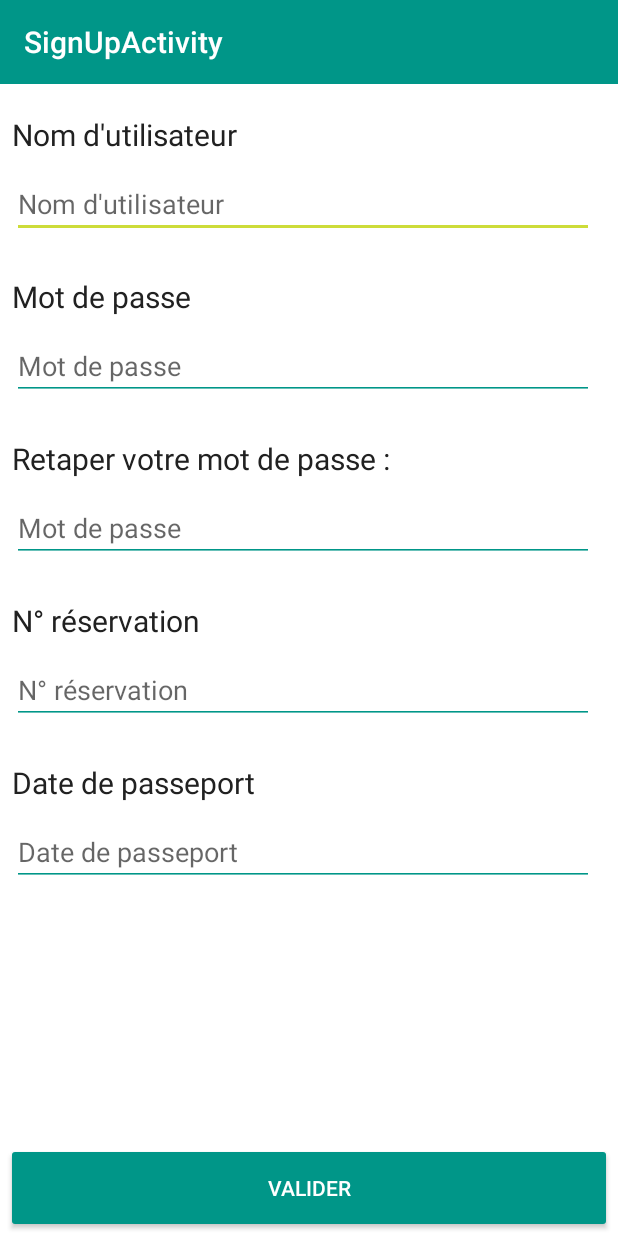
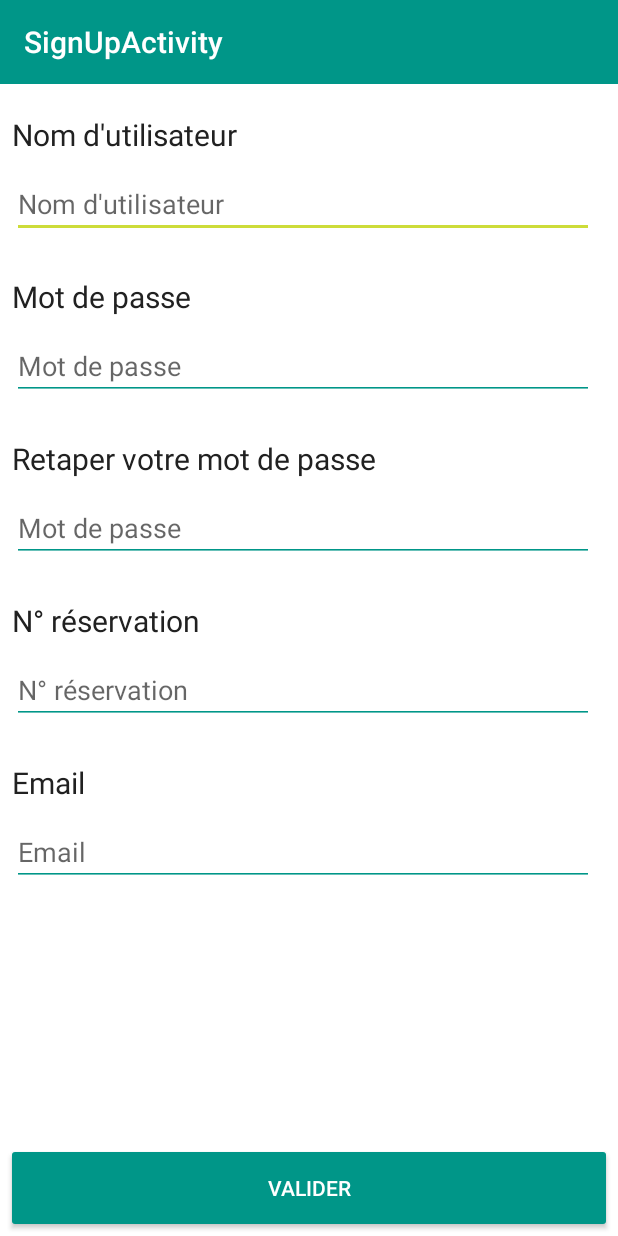
Before and after one commit to Symsystem/Fidel, an Android app: the screen it shows after launch (SignUpActivity), after a tap on an icon or button, on a phone screen of 412 x 824 dp. Run offline under Robolectric (Android 15) with nearby library versions, the phone set to English and light mode, and no system bars; our stand-ins replace ButterKnife, Volley.

Commit message:
SignUpActivity JSON

```diff
--- a/app/src/main/java/com/fidel/fidel/activities/ConnectActivity.java
+++ b/app/src/main/java/com/fidel/fidel/activities/ConnectActivity.java
@@ -11,7 +11,6 @@ import android.widget.Button;
 import android.widget.EditText;
 import android.widget.TextView;
 import android.widget.Toast;
-
 import com.fidel.fidel.request.OkHttpStack;
 import com.fidel.fidel.request.PostRequest;
 import org.json.JSONException;
@@ -21,10 +20,8 @@ import com.android.volley.Response;
 import com.android.volley.VolleyError;
 import com.android.volley.toolbox.Volley;
 import com.fidel.fidel.R;
-
 import java.util.HashMap;
 import java.util.Map;
-
 import butterknife.ButterKnife;
 import butterknife.InjectView;
 import butterknife.OnClick;
@@ -44,15 +41,13 @@ public class ConnectActivity extends ActionBarActivity {
         setContentView(R.layout.activity_connect);
 
         ButterKnife.inject(this);
-        SpannableString content = new SpannableString("idel");
-        content.setSpan(new UnderlineSpan(), 0, content.length(), 0);
-        mTextLogo.setText(content);
     }
 
     @OnClick (R.id.connectButton)
     public void onClickConnectButton(){
         String login = mConnectLogin.getText().toString().trim();
         String password = mConnectPassword.getText().toString().trim();
+        password = encrypt(password);
         if(login.isEmpty() || password.isEmpty()){
             Toast.makeText(this, R.string.emptyField,Toast.LENGTH_LONG).show();
         } else {
@@ -109,4 +104,15 @@ public class ConnectActivity extends ActionBarActivity {
         Intent intent = new Intent(ConnectActivity.this, SignUpActivity.class);
         startActivity(intent);
     }
+
+    public String encrypt(String password){
+        String crypte="";
+        for (int i=0; i<password.length();i++)  {
+            int c=password.charAt(i)^48;
+            crypte=crypte+(char)c;
+        }
+        return crypte;
+    }
+
+
 }
--- a/app/src/main/java/com/fidel/fidel/activities/SignUpActivity.java
+++ b/app/src/main/java/com/fidel/fidel/activities/SignUpActivity.java
@@ -1,28 +1,93 @@
 package com.fidel.fidel.activities;
 
 import android.support.v7.app.ActionBarActivity;
-import android.os.Bundle;
 import android.view.Menu;
 import android.view.MenuItem;
 import android.support.v7.widget.Toolbar;
-
+import android.app.AlertDialog;
+import android.content.Intent;
+import android.support.v7.app.ActionBarActivity;
+import android.os.Bundle;
+import android.text.SpannableString;
+import android.text.style.UnderlineSpan;
+import android.util.Log;
+import android.widget.Button;
+import android.widget.EditText;
+import android.widget.TextView;
+import android.widget.Toast;
+import com.fidel.fidel.request.OkHttpStack;
+import com.fidel.fidel.request.PostRequest;
+import org.json.JSONException;
+import org.json.JSONObject;
+import com.android.volley.RequestQueue;
+import com.android.volley.Response;
+import com.android.volley.VolleyError;
+import com.android.volley.toolbox.Volley;
 import com.fidel.fidel.R;
+import java.util.HashMap;
+import java.util.Map;
+import butterknife.ButterKnife;
+import butterknife.InjectView;
+import butterknife.OnClick;
 
 
 public class SignUpActivity extends ActionBarActivity {
 
     Toolbar toolbar;
 
+    @InjectView(R.id.ValiderButton) Button mValiderButton;
+    @InjectView(R.id.userLogin) EditText mUserLogin;
+    @InjectView(R.id.userPassword) EditText mUserPassword;
+    @InjectView(R.id.userPasswordBis) EditText mUserPasswordBis;
+    @InjectView(R.id.userNumRes) EditText mUserNumRes;
+    @InjectView(R.id.userEmail) EditText mUserEmail;
+
     @Override
     protected void onCreate(Bundle savedInstanceState) {
         super.onCreate(savedInstanceState);
         setContentView(R.layout.activity_sign_up);
 
-
         toolbar = (Toolbar) findViewById(R.id.toolbar);
         setSupportActionBar(toolbar);
         getSupportActionBar().setDisplayShowHomeEnabled(true);
+
+        ButterKnife.inject(this);
+    }
+
+    @OnClick (R.id.ValiderButton)
+    public void onClickValiderButton(){
+        String login = mUserLogin.getText().toString().trim();
+        String password = mUserPassword.getText().toString().trim();
+        password = encrypt(password);
+        String passwordBis = mUserPasswordBis.getText().toString().trim();
+        passwordBis = encrypt(passwordBis);
+        String numRes = mUserNumRes.getText().toString().trim();
+        String email = mUserEmail.getText().toString().trim();
+
+        if(login.isEmpty() || password.isEmpty() || passwordBis.isEmpty() || numRes.isEmpty() || email.isEmpty()) {
+            Toast.makeText(this, R.string.emptyField, Toast.LENGTH_LONG).show();
+        } else if(!(password.equals(passwordBis))) {
+            Toast.makeText(this, R.string.passwordNotEquals, Toast.LENGTH_LONG).show();
+        } else {
+                Map<String, String> params = new HashMap<String, String>();
+                params.put("login", login);
+                params.put("password",password);
+                params.put("numRes", numRes);
+                params.put("email", email);
+        }
+
+    }
+
+    public String encrypt(String password){
+        String crypte="";
+        for (int i=0; i<password.length();i++)  {
+            int c=password.charAt(i)^48;
+            crypte=crypte+(char)c;
+        }
+        return crypte;
     }
 
 
+
+
 }
--- a/app/src/main/res/layout/activity_connect.xml
+++ b/app/src/main/res/layout/activity_connect.xml
@@ -73,7 +73,8 @@
             android:layout_height="wrap_content"
             android:id="@+id/connectPassword"
             android:hint="@string/password"
-            android:layout_marginBottom="25dp"/>
+            android:layout_marginBottom="25dp"
+            android:inputType="textPassword"/>
 
         <Button
             android:layout_width="fill_parent"
--- a/app/src/main/res/layout/activity_sign_up.xml
+++ b/app/src/main/res/layout/activity_sign_up.xml
@@ -15,7 +15,7 @@
         android:layout_height="wrap_content"
         style="@style/MenuButton"
         android:text="@string/valider"
-        android:id="@+id/inscriptionButton"
+        android:id="@+id/ValiderButton"
         android:layout_alignParentBottom="true"
         android:layout_centerHorizontal="true"/>
 
@@ -48,6 +48,7 @@
                 android:layout_width="match_parent"
                 android:layout_height="wrap_content"
                 android:hint="@string/login"
+                android:id="@+id/userLogin"
                 android:layout_marginBottom="25dp"/>
 
             <TextView
@@ -62,6 +63,7 @@
                 android:layout_width="match_parent"
                 android:layout_height="wrap_content"
                 android:hint="@string/password"
+                android:id="@+id/userPassword"
                 android:inputType="textPassword"
                 android:layout_marginBottom="25dp"/>
 
@@ -77,6 +79,7 @@
                 android:layout_width="match_parent"
                 android:layout_height="wrap_content"
                 android:hint="@string/password"
+                android:id="@+id/userPasswordBis"
                 android:inputType="textPassword"
                 android:layout_marginBottom="25dp"/>
 
@@ -92,12 +95,13 @@
                 android:layout_width="match_parent"
                 android:layout_height="wrap_content"
                 android:hint="@string/inscrNumRes"
+                android:id="@+id/userNumRes"
                 android:layout_marginBottom="25dp"/>
 
             <TextView
                 android:layout_width="wrap_content"
                 android:layout_height="wrap_content"
-                android:text="@string/passeport"
+                android:text="@string/email"
                 android:textSize="20dp"
                 android:textColor="@color/primary_text"
                 android:paddingBottom="10dp"/>
@@ -105,9 +109,11 @@
             <EditText
                 android:layout_width="match_parent"
                 android:layout_height="wrap_content"
-                android:hint="@string/passeport"
+                android:hint="@string/email"
+                android:id="@+id/userEmail"
                 android:layout_marginBottom="25dp"
                 android:inputType="date"/>
+
 
         </LinearLayout>
 
--- a/app/src/main/res/values/strings.xml
+++ b/app/src/main/res/values/strings.xml
@@ -13,10 +13,11 @@
     <string name="password">Mot de passe</string>
     <string name="connect">Connexion</string>
     <string name="signUp">S\'inscrire</string>
-    <string name="passwordbis">Retaper votre mot de passe :</string>
+    <string name="passwordbis">Retaper votre mot de passe</string>
     <string name="inscrNumRes">N° réservation</string>
-    <string name="passeport">Date de passeport</string>
+    <string name="email">Email</string>
     <string name="emptyField">Il faut remplir tous les champs</string>
     <string name="title_activity_connect">Connexion</string>
     <string name="textLogo"><u>idel</u></string>
+    <string name="passwordNotEquals">Vous devez entrer deux fois le même mot de passe</string>
 </resources>
```
